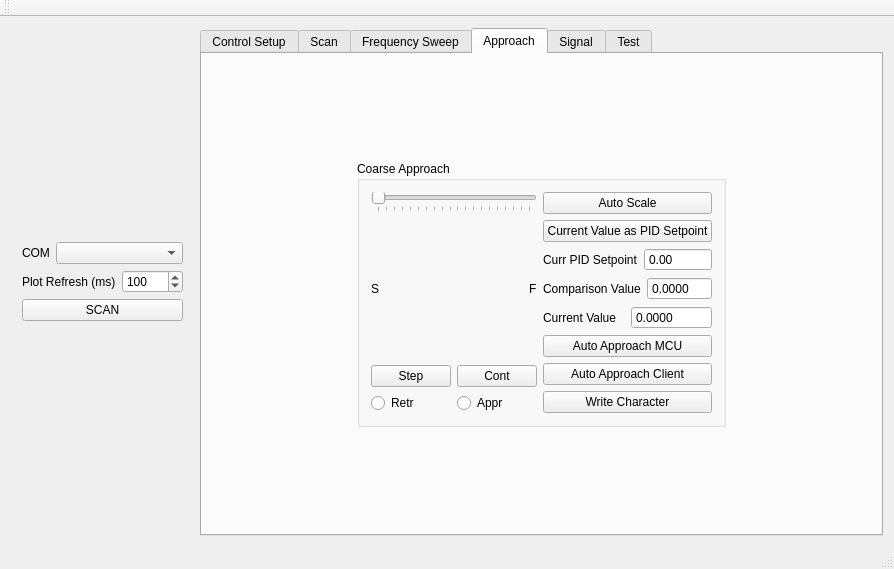
Old version of the form gui/mainwindow.ui in the repository neil-sarkar/AFM-CLIENT.
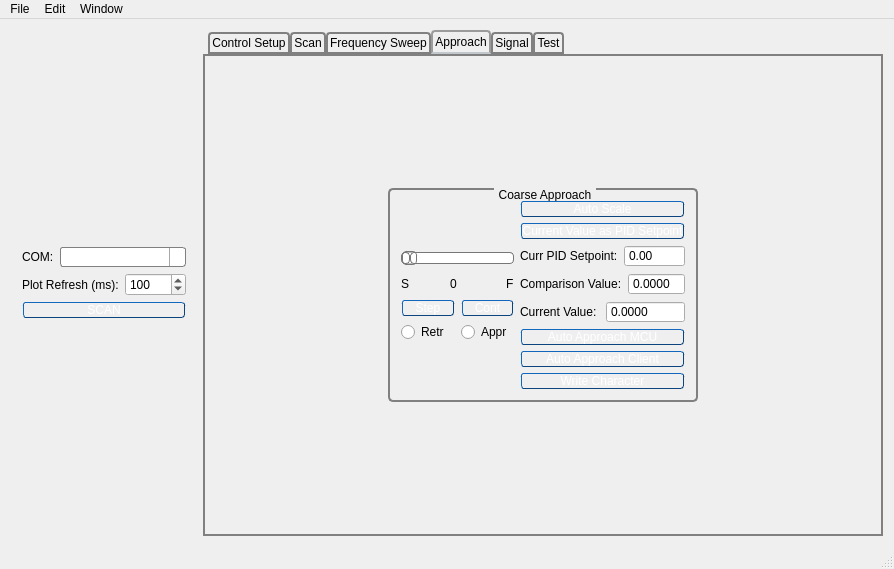
New version of the form. The open tabs and pages were chosen to show the change. Icons and pictures are not drawn.

Commit message: Working version. Able to read/write to DAC/ADC. Some bugs still need to be fixed. Updated UI, cleaned up the visuals.

Patch:
```diff
--- a/gui/mainwindow.ui
+++ b/gui/mainwindow.ui
@@ -13,6 +13,9 @@
   <property name="windowTitle">
    <string>MainWindow</string>
   </property>
+  <property name="styleSheet">
+   <string notr="true"/>
+  </property>
   <widget class="QWidget" name="centralWidget">
    <layout class="QGridLayout" name="gridLayout_21">
     <item row="0" column="0">
@@ -37,12 +40,74 @@
               </sizepolicy>
              </property>
              <property name="text">
-              <string>COM</string>
+              <string>COM:</string>
              </property>
             </widget>
            </item>
            <item>
-            <widget class="QComboBox" name="cboComPortSelection"/>
+            <widget class="QComboBox" name="cboComPortSelection">
+             <property name="enabled">
+              <bool>true</bool>
+             </property>
+             <property name="styleSheet">
+              <string notr="true">    QComboBox  {
+        border: 1px solid gray;
+        border-radius: 3px;
+        padding: 1px 18px 1px 3px;
+        min-width: 6em;
+    }
+     
+    QComboBox:editable  {
+        background: white;
+    }
+     
+    QComboBox:!editable, QComboBox::drop-down:editable  {
+         background: qlineargradient(x1: 0, y1: 0, x2: 0, y2: 1,
+                                     stop: 0 #E1E1E1, stop: 0.4 #DDDDDD,
+                                     stop: 0.5 #D8D8D8, stop: 1.0 #D3D3D3);
+    }
+     
+    /* QComboBox gets the &quot;on&quot; state when the popup is open */
+    QComboBox:!editable:on, QComboBox::drop-down:editable:on  {
+        background: qlineargradient(x1: 0, y1: 0, x2: 0, y2: 1,
+                                    stop: 0 #D3D3D3, stop: 0.4 #D8D8D8,
+                                    stop: 0.5 #DDDDDD, stop: 1.0 #E1E1E1);
+    }
+     
+    QComboBox:on  { /* shift the text when the popup opens */
+        padding-top: 3px;
+        padding-left: 4px;
+    }
+     
+    QComboBox::drop-down  {
+        subcontrol-origin: padding;
+        subcontrol-position: top right;
+        width: 15px;
+     
+        border-left-width: 1px;
+        border-left-color: darkgray;
+        border-left-style: solid; /* just a single line */
+        border-top-right-radius: 3px; /* same radius as the QComboBox */
+        border-bottom-right-radius: 3px;
+    }
+     
+    QComboBox::down-arrow  {
+        image: url(C:/Qt/Tools/QtCreator/bin/qml/QtQuick/Controls/Styles/Base/images/arrow-down.png);
+    }
+     
+    QComboBox::down-arrow:on  { /* shift the arrow when popup is open */
+        top: 1px;
+        left: 1px;
+    }
+</string>
+             </property>
+             <property name="editable">
+              <bool>false</bool>
+             </property>
+             <property name="currentText">
+              <string/>
+             </property>
+            </widget>
            </item>
           </layout>
          </item>
@@ -58,7 +123,7 @@
            <item>
             <widget class="QLabel" name="label_4">
              <property name="text">
-              <string>Plot Refresh (ms)</string>
+              <string>Plot Refresh (ms):</string>
              </property>
             </widget>
            </item>
@@ -78,6 +143,37 @@
        </item>
        <item row="1" column="0">
         <widget class="QPushButton" name="pushButton_6">
+         <property name="styleSheet">
+          <string notr="true">QPushButton {
+    /* Let's make the size of the button 1,5 times of font size. */
+    min-height: 1.5em;
+    /* Font size just 1.*/
+    font: 1em;
+    /* Margins so that we get a little space on the left and right. */
+    margin: 0 1px 0 1px;
+    /* The font color */ 
+    color: white;
+    /* Here's the background gradient with start point, end point, 
+       stop &quot;percentage&quot; and color, stop percentage and color. */
+    background-color: qlineargradient(x1: 0, y1: 0, x2: 0, y2: 1,
+                                      stop: 0 #2198c0, stop: 1 #0d5ca6);
+    /* We'll round the borders. */
+    border-style: outset;
+    /* Round radius will be 3px */
+    border-radius: 3px;
+    /* Border is only one pixel */
+    border-width: 1px;
+    /* Border color is now set */
+    border-color: #0c457e;
+}
+ 
+/* This is style when button is pressed */
+QPushButton:pressed {
+    /* We'll just invert the gradient by changing the colors around. */
+    background-color: qlineargradient(x1: 0, y1: 0, x2: 0, y2: 1,
+                                      stop: 0 #0d5ca6, stop: 1 #2198c0);
+}</string>
+         </property>
          <property name="text">
           <string>SCAN</string>
          </property>
@@ -100,6 +196,44 @@
         <height>0</height>
        </size>
       </property>
+      <property name="styleSheet">
+       <string notr="true">QTabWidget::pane { /* The tab widget frame */
+     border: 2px solid gray;
+ }
+
+ QTabWidget::tab-bar {
+     left: 5px; /* move to the right by 5px */
+ }
+
+ /* Style the tab using the tab sub-control. Note that
+     it reads QTabBar _not_ QTabWidget */
+ QTabBar::tab {
+     background: qlineargradient(x1: 0, y1: 0, x2: 0, y2: 1,
+                                 stop: 0 #E1E1E1, stop: 0.4 #DDDDDD,
+                                 stop: 0.5 #D8D8D8, stop: 1.0 #D3D3D3);
+     border: 2px solid gray;
+     border-bottom-color: gray; /* same as the pane color */
+     border-top-left-radius: 4px;
+     border-top-right-radius: 4px;
+     min-width: 8ex;
+     padding: 2px;
+ }
+
+ QTabBar::tab:selected, QTabBar::tab:hover {
+     background: qlineargradient(x1: 0, y1: 0, x2: 0, y2: 1,
+                                 stop: 0 #fafafa, stop: 0.4 #f4f4f4,
+                                 stop: 0.5 #e7e7e7, stop: 1.0 #fafafa);
+ }
+
+ QTabBar::tab:selected {
+     border-color: #9B9B9B;
+     border-bottom-color: #C2C7CB; /* same as pane color */
+ }
+
+ QTabBar::tab:!selected {
+     margin-top: 2px; /* make non-selected tabs look smaller */
+ }</string>
+      </property>
       <property name="currentIndex">
        <number>0</number>
       </property>
@@ -822,6 +956,24 @@
                    <verstretch>0</verstretch>
                   </sizepolicy>
                  </property>
+                 <property name="styleSheet">
+                  <string notr="true">    QGroupBox  {
+        background-color: qlineargradient(x1: 0, y1: 0, x2: 0, y2: 1,
+                                          stop: 0 #E0E0E0, stop: 1 #FFFFFF);
+        border: 2px solid gray;
+        border-radius: 5px;
+        margin-top: 1ex; /* leave space at the top for the title */
+    }
+     
+    QGroupBox::title  {
+        subcontrol-origin: margin;
+        subcontrol-position: top center; /* position at the top center */
+        padding: 0 3px;
+        background-color: qlineargradient(x1: 0, y1: 0, x2: 0, y2: 1,
+                                          stop: 0 #FFOECE, stop: 1 #FFFFFF);
+    }
+</string>
+                 </property>
                  <property name="title">
                   <string>Coarse Approach</string>
                  </property>
@@ -830,6 +982,37 @@
                    <layout class="QVBoxLayout" name="verticalLayout_2">
                     <item>
                      <widget class="QPushButton" name="pushButton_22">
+                      <property name="styleSheet">
+                       <string notr="true">QPushButton {
+    /* Let's make the size of the button 1,5 times of font size. */
+    min-height: 1.5em;
+    /* Font size just 1.*/
+    font: 1em;
+    /* Margins so that we get a little space on the left and right. */
+    margin: 0 1px 0 1px;
+    /* The font color */ 
+    color: white;
+    /* Here's the background gradient with start point, end point, 
+       stop &quot;percentage&quot; and color, stop percentage and color. */
+    background-color: qlineargradient(x1: 0, y1: 0, x2: 0, y2: 1,
+                                      stop: 0 #2198c0, stop: 1 #0d5ca6);
+    /* We'll round the borders. */
+    border-style: outset;
+    /* Round radius will be 3px */
+    border-radius: 3px;
+    /* Border is only one pixel */
+    border-width: 1px;
+    /* Border color is now set */
+    border-color: #0c457e;
+}
+ 
+/* This is style when button is pressed */
+QPushButton:pressed {
+    /* We'll just invert the gradient by changing the colors around. */
+    background-color: qlineargradient(x1: 0, y1: 0, x2: 0, y2: 1,
+                                      stop: 0 #0d5ca6, stop: 1 #2198c0);
+}</string>
+                      </property>
                       <property name="text">
                        <string>Auto Scale</string>
                       </property>
@@ -840,6 +1023,37 @@
                     </item>
                     <item>
                      <widget class="QPushButton" name="buttonCurrValuePidSetpoint">
+                      <property name="styleSheet">
+                       <string notr="true">QPushButton {
+    /* Let's make the size of the button 1,5 times of font size. */
+    min-height: 1.5em;
+    /* Font size just 1.*/
+    font: 1em;
+    /* Margins so that we get a little space on the left and right. */
+    margin: 0 1px 0 1px;
+    /* The font color */ 
+    color: white;
+    /* Here's the background gradient with start point, end point, 
+       stop &quot;percentage&quot; and color, stop percentage and color. */
+    background-color: qlineargradient(x1: 0, y1: 0, x2: 0, y2: 1,
+                                      stop: 0 #2198c0, stop: 1 #0d5ca6);
+    /* We'll round the borders. */
+    border-style: outset;
+    /* Round radius will be 3px */
+    border-radius: 3px;
+    /* Border is only one pixel */
+    border-width: 1px;
+    /* Border color is now set */
+    border-color: #0c457e;
+}
+ 
+/* This is style when button is pressed */
+QPushButton:pressed {
+    /* We'll just invert the gradient by changing the colors around. */
+    background-color: qlineargradient(x1: 0, y1: 0, x2: 0, y2: 1,
+                                      stop: 0 #0d5ca6, stop: 1 #2198c0);
+}</string>
+                      </property>
                       <property name="text">
                        <string>Current Value as PID Setpoint</string>
                       </property>
@@ -853,7 +1067,7 @@
                       <item>
                        <widget class="QLabel" name="label_21">
                         <property name="text">
-                         <string>Curr PID Setpoint</string>
+                         <string>Curr PID Setpoint:</string>
                         </property>
                        </widget>
                       </item>
@@ -874,7 +1088,7 @@
                       <item>
                        <widget class="QLabel" name="label_24">
                         <property name="text">
-                         <string>Comparison Value</string>
+                         <string>Comparison Value:</string>
                         </property>
                        </widget>
                       </item>
@@ -898,7 +1112,7 @@
                       <item>
                        <widget class="QLabel" name="label_25">
                         <property name="text">
-                         <string>Current Value</string>
+                         <string>Current Value:</string>
                         </property>
                        </widget>
                       </item>
@@ -919,6 +1133,37 @@
                     </item>
                     <item>
                      <widget class="QPushButton" name="buttonAutoApproachMCU">
+                      <property name="styleSheet">
+                       <string notr="true">QPushButton {
+    /* Let's make the size of the button 1,5 times of font size. */
+    min-height: 1.5em;
+    /* Font size just 1.*/
+    font: 1em;
+    /* Margins so that we get a little space on the left and right. */
+    margin: 0 1px 0 1px;
+    /* The font color */ 
+    color: white;
+    /* Here's the background gradient with start point, end point, 
+       stop &quot;percentage&quot; and color, stop percentage and color. */
+    background-color: qlineargradient(x1: 0, y1: 0, x2: 0, y2: 1,
+                                      stop: 0 #2198c0, stop: 1 #0d5ca6);
+    /* We'll round the borders. */
+    border-style: outset;
+    /* Round radius will be 3px */
+    border-radius: 3px;
+    /* Border is only one pixel */
+    border-width: 1px;
+    /* Border color is now set */
+    border-color: #0c457e;
+}
+ 
+/* This is style when button is pressed */
+QPushButton:pressed {
+    /* We'll just invert the gradient by changing the colors around. */
+    background-color: qlineargradient(x1: 0, y1: 0, x2: 0, y2: 1,
+                                      stop: 0 #0d5ca6, stop: 1 #2198c0);
+}</string>
+                      </property>
                       <property name="text">
                        <string>Auto Approach MCU</string>
                       </property>
@@ -929,6 +1174,37 @@
                     </item>
                     <item>
                      <widget class="QPushButton" name="buttonAutoApproachClient">
+                      <property name="styleSheet">
+                       <string notr="true">QPushButton {
+    /* Let's make the size of the button 1,5 times of font size. */
+    min-height: 1.5em;
+    /* Font size just 1.*/
+    font: 1em;
+    /* Margins so that we get a little space on the left and right. */
+    margin: 0 1px 0 1px;
+    /* The font color */ 
+    color: white;
+    /* Here's the background gradient with start point, end point, 
+       stop &quot;percentage&quot; and color, stop percentage and color. */
+    background-color: qlineargradient(x1: 0, y1: 0, x2: 0, y2: 1,
+                                      stop: 0 #2198c0, stop: 1 #0d5ca6);
+    /* We'll round the borders. */
+    border-style: outset;
+    /* Round radius will be 3px */
+    border-radius: 3px;
+    /* Border is only one pixel */
+    border-width: 1px;
+    /* Border color is now set */
+    border-color: #0c457e;
+}
+ 
+/* This is style when button is pressed */
+QPushButton:pressed {
+    /* We'll just invert the gradient by changing the colors around. */
+    background-color: qlineargradient(x1: 0, y1: 0, x2: 0, y2: 1,
+                                      stop: 0 #0d5ca6, stop: 1 #2198c0);
+}</string>
+                      </property>
                       <property name="text">
                        <string>Auto Approach Client</string>
                       </property>
@@ -939,6 +1215,37 @@
                     </item>
                     <item>
                      <widget class="QPushButton" name="writeCharacter">
+                      <property name="styleSheet">
+                       <string notr="true">QPushButton {
+    /* Let's make the size of the button 1,5 times of font size. */
+    min-height: 1.5em;
+    /* Font size just 1.*/
+    font: 1em;
+    /* Margins so that we get a little space on the left and right. */
+    margin: 0 1px 0 1px;
+    /* The font color */ 
+    color: white;
+    /* Here's the background gradient with start point, end point, 
+       stop &quot;percentage&quot; and color, stop percentage and color. */
+    background-color: qlineargradient(x1: 0, y1: 0, x2: 0, y2: 1,
+                                      stop: 0 #2198c0, stop: 1 #0d5ca6);
+    /* We'll round the borders. */
+    border-style: outset;
+    /* Round radius will be 3px */
+    border-radius: 3px;
+    /* Border is only one pixel */
+    border-width: 1px;
+    /* Border color is now set */
+    border-color: #0c457e;
+}
+ 
+/* This is style when button is pressed */
+QPushButton:pressed {
+    /* We'll just invert the gradient by changing the colors around. */
+    background-color: qlineargradient(x1: 0, y1: 0, x2: 0, y2: 1,
+                                      stop: 0 #0d5ca6, stop: 1 #2198c0);
+}</string>
+                      </property>
                       <property name="text">
                        <string>Write Character</string>
                       </property>
@@ -957,6 +1264,64 @@
                        <layout class="QVBoxLayout" name="verticalLayout_6">
                         <item>
                          <widget class="QSlider" name="sldAmplitudeVoltage_3">
+                          <property name="styleSheet">
+                           <string notr="true">QSlider::groove:horizontal {
+border: 1px solid #bbb;
+background: white;
+height: 10px;
+border-radius: 4px;
+}
+
+QSlider::sub-page:horizontal {
+background: qlineargradient(x1: 0, y1: 0,    x2: 0, y2: 1,
+    stop: 0 #66e, stop: 1 #bbf);
+background: qlineargradient(x1: 0, y1: 0.2, x2: 1, y2: 1,
+    stop: 0 #bbf, stop: 1 #55f);
+border: 1px solid #777;
+height: 10px;
+border-radius: 4px;
+}
+
+QSlider::add-page:horizontal {
+background: #fff;
+border: 1px solid #777;
+height: 10px;
+border-radius: 4px;
+}
+
+QSlider::handle:horizontal {
+background: qlineargradient(x1:0, y1:0, x2:1, y2:1,
+    stop:0 #eee, stop:1 #ccc);
+border: 1px solid #777;
+width: 13px;
+margin-top: -2px;
+margin-bottom: -2px;
+border-radius: 4px;
+}
+
+QSlider::handle:horizontal:hover {
+background: qlineargradient(x1:0, y1:0, x2:1, y2:1,
+    stop:0 #fff, stop:1 #ddd);
+border: 1px solid #444;
+border-radius: 4px;
+}
+
+QSlider::sub-page:horizontal:disabled {
+background: #bbb;
+border-color: #999;
+}
+
+QSlider::add-page:horizontal:disabled {
+background: #eee;
+border-color: #999;
+}
+
+QSlider::handle:horizontal:disabled {
+background: #eee;
+border: 1px solid #aaa;
+border-radius: 4px;
+}</string>
+                          </property>
                           <property name="minimum">
                            <number>0</number>
                           </property>
@@ -981,19 +1346,60 @@
                          <layout class="QHBoxLayout" name="horizontalLayout_24">
                           <item>
                            <widget class="QLabel" name="lblMemsAmplitudeMinVal_3">
+                            <property name="sizePolicy">
+                             <sizepolicy hsizetype="Preferred" vsizetype="Fixed">
+                              <horstretch>0</horstretch>
+                              <verstretch>0</verstretch>
+                             </sizepolicy>
+                            </property>
                             <property name="text">
                              <string>S</string>
                             </property>
                            </widget>
                           </item>
+                          <item>
+                           <spacer name="horizontalSpacer">
+                            <property name="orientation">
+                             <enum>Qt::Horizontal</enum>
+                            </property>
+                            <property name="sizeHint" stdset="0">
+                             <size>
+                              <width>35</width>
+                              <height>20</height>
+                             </size>
+                            </property>
+                           </spacer>
+                          </item>
+                          <item>
+                           <widget class="QLabel" name="lblAmplitude">
+                            <property name="sizePolicy">
+                             <sizepolicy hsizetype="Minimum" vsizetype="Minimum">
+                              <horstretch>0</horstretch>
+                              <verstretch>0</verstretch>
+                             </sizepolicy>
+                            </property>
+                            <property name="minimumSize">
+                             <size>
+                              <width>15</width>
+                              <height>0</height>
+                             </size>
+                            </property>
+                            <property name="text">
+                             <string>0</string>
+                            </property>
+                           </widget>
+                          </item>
                           <item>
                            <spacer name="horizontalSpacer_4">
                             <property name="orientation">
                              <enum>Qt::Horizontal</enum>
                             </property>
+                            <property name="sizeType">
+                             <enum>QSizePolicy::Expanding</enum>
+                            </property>
                             <property name="sizeHint" stdset="0">
                              <size>
-                              <width>40</width>
+                              <width>35</width>
                               <height>20</height>
                              </size>
                             </property>
@@ -1001,6 +1407,12 @@
                           </item>
                           <item>
                            <widget class="QLabel" name="lblMemsAmplitudeMaxVal_3">
+                            <property name="sizePolicy">
+                             <sizepolicy hsizetype="Preferred" vsizetype="Fixed">
+                              <horstretch>0</horstretch>
+                              <verstretch>0</verstretch>
+                             </sizepolicy>
+                            </property>
                             <property name="text">
                              <string>F</string>
                             </property>
@@ -1014,6 +1426,37 @@
                        <layout class="QHBoxLayout" name="horizontalLayout_43">
                         <item>
                          <widget class="QPushButton" name="stepButton">
+                          <property name="styleSheet">
+                           <string notr="true">QPushButton {
+    /* Let's make the size of the button 1,5 times of font size. */
+    min-height: 1.5em;
+    /* Font size just 1.*/
+    font: 1em;
+    /* Margins so that we get a little space on the left and right. */
+    margin: 0 1px 0 1px;
+    /* The font color */ 
+    color: white;
+    /* Here's the background gradient with start point, end point, 
+       stop &quot;percentage&quot; and color, stop percentage and color. */
+    background-color: qlineargradient(x1: 0, y1: 0, x2: 0, y2: 1,
+                                      stop: 0 #2198c0, stop: 1 #0d5ca6);
+    /* We'll round the borders. */
+    border-style: outset;
+    /* Round radius will be 3px */
+    border-radius: 3px;
+    /* Border is only one pixel */
+    border-width: 1px;
+    /* Border color is now set */
+    border-color: #0c457e;
+}
+ 
+/* This is style when button is pressed */
+QPushButton:pressed {
+    /* We'll just invert the gradient by changing the colors around. */
+    background-color: qlineargradient(x1: 0, y1: 0, x2: 0, y2: 1,
+                                      stop: 0 #0d5ca6, stop: 1 #2198c0);
+}</string>
+                          </property>
                           <property name="text">
                            <string>Step</string>
                           </property>
@@ -1021,6 +1464,37 @@
                         </item>
                         <item>
                          <widget class="QPushButton" name="continuousButton">
+                          <property name="styleSheet">
+                           <string notr="true">QPushButton {
+    /* Let's make the size of the button 1,5 times of font size. */
+    min-height: 1.5em;
+    /* Font size just 1.*/
+    font: 1em;
+    /* Margins so that we get a little space on the left and right. */
+    margin: 0 1px 0 1px;
+    /* The font color */ 
+    color: white;
+    /* Here's the background gradient with start point, end point, 
+       stop &quot;percentage&quot; and color, stop percentage and color. */
+    background-color: qlineargradient(x1: 0, y1: 0, x2: 0, y2: 1,
+                                      stop: 0 #2198c0, stop: 1 #0d5ca6);
+    /* We'll round the borders. */
+    border-style: outset;
+    /* Round radius will be 3px */
+    border-radius: 3px;
+    /* Border is only one pixel */
+    border-width: 1px;
+    /* Border color is now set */
+    border-color: #0c457e;
+}
+ 
+/* This is style when button is pressed */
+QPushButton:pressed {
+    /* We'll just invert the gradient by changing the colors around. */
+    background-color: qlineargradient(x1: 0, y1: 0, x2: 0, y2: 1,
+                                      stop: 0 #0d5ca6, stop: 1 #2198c0);
+}</string>
+                          </property>
                           <property name="text">
                            <string>Cont</string>
                           </property>
@@ -1035,6 +1509,9 @@
                        <layout class="QHBoxLayout" name="horizontalLayout_44">
                         <item>
                          <widget class="QRadioButton" name="retreatButton">
+                          <property name="styleSheet">
+                           <string notr="true"/>
+                          </property>
                           <property name="text">
                            <string>Retr</string>
                           </property>
@@ -1275,14 +1752,31 @@
      <height>21</height>
     </rect>
    </property>
-  </widget>
-  <widget class="QToolBar" name="mainToolBar">
-   <attribute name="toolBarArea">
-    <enum>TopToolBarArea</enum>
-   </attribute>
-   <attribute name="toolBarBreak">
-    <bool>false</bool>
-   </attribute>
+   <widget class="QMenu" name="menuFile">
+    <property name="title">
+     <string>File</string>
+    </property>
+    <addaction name="actionSave"/>
+    <addaction name="actionSave_All"/>
+   </widget>
+   <widget class="QMenu" name="menuEdit">
+    <property name="title">
+     <string>Edit</string>
+    </property>
+    <addaction name="actionCopy"/>
+    <addaction name="actionPaste"/>
+    <addaction name="actionCut"/>
+   </widget>
+   <widget class="QMenu" name="menuWindow">
+    <property name="title">
+     <string>Window</string>
+    </property>
+    <addaction name="actionMinimize"/>
+    <addaction name="actionMaximize"/>
+   </widget>
+   <addaction name="menuFile"/>
+   <addaction name="menuEdit"/>
+   <addaction name="menuWindow"/>
   </widget>
   <widget class="QStatusBar" name="statusBar"/>
  </widget>
```
Left out of the diff: 504 changed lines with no effect on the pictures. The commit also changes 8 other files.
